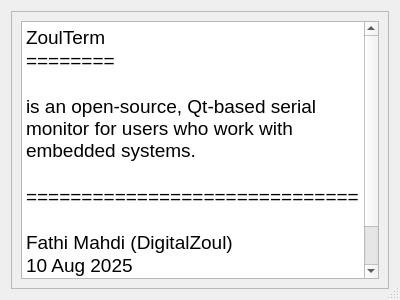
Before: the Qt Designer form assets/UI/about_zoulTerm.ui in FathiMahdi/ZoulTerm, drawn with Qt 5.
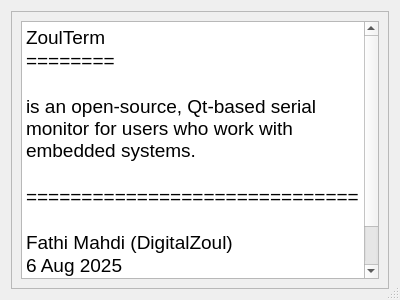
After: the same form once the commit is applied. Icons and pictures are not drawn.

Diff of the .ui file:
```diff
--- a/assets/UI/about_zoulTerm.ui
+++ b/assets/UI/about_zoulTerm.ui
@@ -90,8 +90,8 @@
 ==============================
 
 Fathi Mahdi (DigitalZoul)
-10 Aug 2025
-Version: Beta-0.0.2</string>
+6 Aug 2025
+Version: Beta-1.0.0</string>
          </property>
         </widget>
        </item>
```
